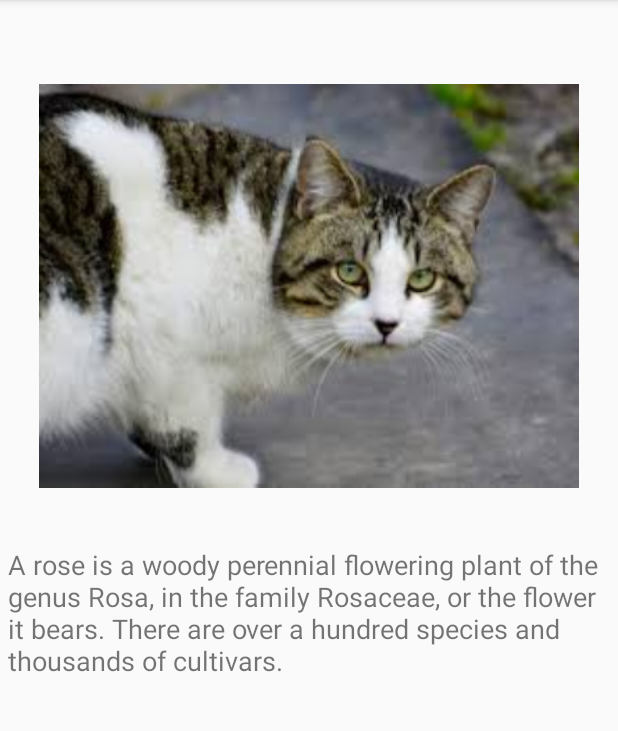
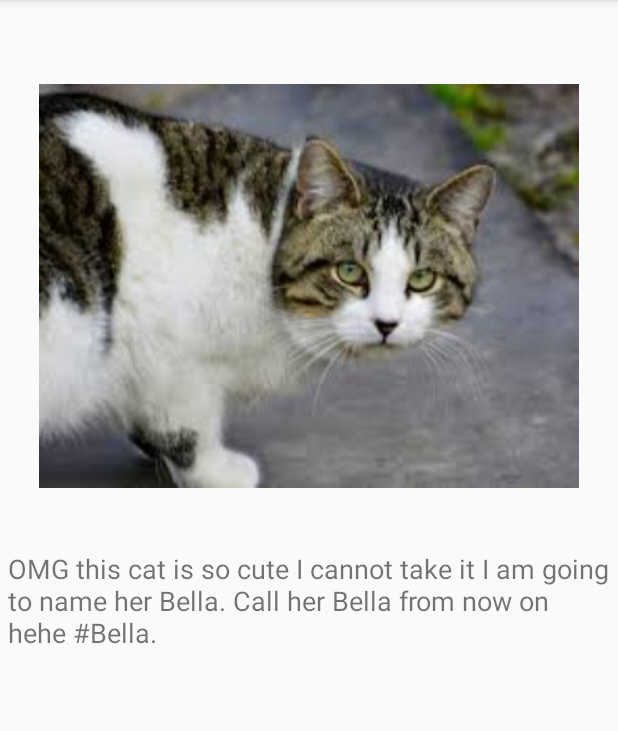
Before and after one commit to tanyhb1/YSC3237FinalProject, an Android app: the screen it shows after launch (DetailActivity), after a tap on "Rose", on a phone screen of 412 x 824 dp, the part 84-815 px from its top. Run offline under Robolectric (Android 15) with nearby library versions, the phone set to English and light mode, and no system bars; our stand-ins replace navigation-ui.

Commit message:
Added textivew for description of cats and filled demo description for all cats

```diff
--- a/app/src/main/java/com/ysc3237/snapcat/ui/Catsfeed/CatsfeedFragment.kt
+++ b/app/src/main/java/com/ysc3237/snapcat/ui/Catsfeed/CatsfeedFragment.kt
@@ -31,53 +31,53 @@ class CatsfeedFragment : Fragment() {
         mCatList = ArrayList()
 
         mCatData = CatData(
-            "Rose", getString(com.ysc3237.snapcat.R.string.description_flower_rose),
+            "Rose", getString(com.ysc3237.snapcat.R.string.description_cat_rose),
             com.ysc3237.snapcat.R.drawable.cat1
         )
 
         mCatList.add(mCatData)
         mCatData = CatData(
-            "Carnation", getString(com.ysc3237.snapcat.R.string.description_flower_carnation),
+            "Carnation", getString(com.ysc3237.snapcat.R.string.description_cat_carnation),
             com.ysc3237.snapcat.R.drawable.cat2
         )
         mCatList.add(mCatData)
         mCatData = CatData(
-            "Tulip", getString(com.ysc3237.snapcat.R.string.description_flower_tulip),
+            "Tulip", getString(com.ysc3237.snapcat.R.string.description_cat_tulip),
             com.ysc3237.snapcat.R.drawable.cat3
         )
         mCatList.add(mCatData)
         mCatData = CatData(
-            "Daisy", getString(com.ysc3237.snapcat.R.string.description_flower_daisy),
+            "Daisy", getString(com.ysc3237.snapcat.R.string.description_cat_daisy),
             com.ysc3237.snapcat.R.drawable.cat4
         )
         mCatList.add(mCatData)
         mCatData = CatData(
-            "Sunflower", getString(com.ysc3237.snapcat.R.string.description_flower_sunflower),
+            "Sunflower", getString(com.ysc3237.snapcat.R.string.description_cat_sunflower),
             com.ysc3237.snapcat.R.drawable.cat5
         )
         mCatList.add(mCatData)
         mCatData = CatData(
-            "Daffodil", getString(com.ysc3237.snapcat.R.string.description_flower_daffodil),
+            "Daffodil", getString(com.ysc3237.snapcat.R.string.description_cat_daffodil),
             com.ysc3237.snapcat.R.drawable.cat6
         )
         mCatList.add(mCatData)
         mCatData = CatData(
-            "Gerbera", getString(com.ysc3237.snapcat.R.string.description_flower_gerbera),
+            "Gerbera", getString(com.ysc3237.snapcat.R.string.description_cat_gerbera),
             com.ysc3237.snapcat.R.drawable.cat7
         )
         mCatList.add(mCatData)
         mCatData = CatData(
-            "Orchid", getString(com.ysc3237.snapcat.R.string.description_flower_orchid),
+            "Orchid", getString(com.ysc3237.snapcat.R.string.description_cat_orchid),
             com.ysc3237.snapcat.R.drawable.cat8
         )
         mCatList.add(mCatData)
         mCatData = CatData(
-            "Iris", getString(com.ysc3237.snapcat.R.string.description_flower_iris),
+            "Iris", getString(com.ysc3237.snapcat.R.string.description_cat_iris),
             com.ysc3237.snapcat.R.drawable.cat9
         )
         mCatList.add(mCatData)
         mCatData = CatData(
-            "Lilac", getString(com.ysc3237.snapcat.R.string.description_flower_lilac),
+            "Lilac", getString(com.ysc3237.snapcat.R.string.description_cat_lilac),
             com.ysc3237.snapcat.R.drawable.cat1
         )
         mCatList.add(mCatData)
--- a/app/src/main/java/com/ysc3237/snapcat/ui/home/HomeViewModel.kt
+++ /dev/null
@@ -1,13 +0,0 @@
-package com.ysc3237.snapcat.ui.home
-
-import androidx.lifecycle.LiveData
-import androidx.lifecycle.MutableLiveData
-import androidx.lifecycle.ViewModel
-
-class HomeViewModel : ViewModel() {
-
-    private val _text = MutableLiveData<String>().apply {
-        value = "This is Home Fragment"
-    }
-    val text: LiveData<String> = _text
-}
--- a/app/src/main/res/values/strings.xml
+++ b/app/src/main/res/values/strings.xml
@@ -10,15 +10,15 @@
     <string name="title_activity_photo">PhotoActivity</string>
     <string name="take_photo">Take Photo</string>
     <string name="takes_picture">takes picture</string>
-    <string name="description_flower_rose">A rose is a woody perennial flowering plant of the genus Rosa, in the family Rosaceae, or the flower it bears. There are over a hundred species and thousands of cultivars.</string>
-    <string name="description_flower_carnation">Dianthus caryophyllus, the carnation or clove pink, is a species of Dianthus. It is probably native to the Mediterranean region but its exact range is unknown due to extensive cultivation for the last 2,000 years.</string>
-    <string name="description_flower_tulip">Tulips form a genus of spring-blooming perennial herbaceous bulbiferous geophytes. The flowers are usually large, showy and brightly coloured, generally red yellow or white.</string>
-    <string name="description_flower_daisy">Bellis perennis is a common European species of daisy, of the Asteraceae family, often considered the archetypal species of that name.</string>
-    <string name="description_flower_sunflower">Helianthus or sunflower L. is a genus of plants comprising about 70 species in the family Asteraceae. The genus is one of many in the Asteraceae that are known as sunflowers.</string>
-    <string name="description_flower_daffodil">Narcissus is a genus of predominantly spring perennial plants in the Amaryllidaceae family. Various common names including daffodil, daffadowndilly, narcissus, and jonquil are used to describe all or some members of the genus.</string>
-    <string name="description_flower_gerbera">Gerbera L. is a genus of plants in the Asteraceae. It was named in honour of German botanist and medical doctor Traugott Gerber | who travelled extensively in Russia and was a friend of Carl Linnaeus.</string>
-    <string name="description_flower_orchid">The Orchidaceae are a diverse and widespread family of flowering plants, with blooms that are often colourful and fragrant, commonly known as the orchid family. Along with the Asteraceae, they are one of the two largest families of flowering plants.</string>
-    <string name="description_flower_iris">Irises are perennial plants, growing from creeping rhizomes (rhizomatous irises) or, in drier climates, from bulbs (bulbous irises). They have long, erect flowering stems which may be simple or branched, solid or hollow, and flattened or have a circular cross-section.</string>
-    <string name="description_flower_lilac">Syringa is a genus of 12 currently recognized species of flowering woody plants in the olive family, native to woodland and scrub from southeastern Europe to eastern Asia, and widely and commonly cultivated in temperate areas elsewhere.</string>
+    <string name="description_cat_rose">OMG this cat is so cute I cannot take it I am going to name her  Bella. Call her Bella from now on hehe #Bella. </string>
+    <string name="description_cat_carnation">OMMMMGGGG LOOK AT HOW CUTE THEY ARRRRRREEEEE!! It is kinda cold :( and this cat is covering its friend AWWWWWWWWWWWW</string>
+    <string name="description_cat_tulip">Check out this badass cat LOOOOL he just stayed still with his grumpy face as I put the camera cloe to him. I am dying </string>
+    <string name="description_cat_daisy">A Gang of cats hanging around Tanjong Pagar! Catch them up soon if you need some cat energy #catlovers</string>
+    <string name="description_cat_sunflower">OMG this cat is so cute I cannot take it I am going to name him Jafaar. Call him Jafaar from now on hehe #Jafaar.</string>
+    <string name="description_cat_daffodil">OMG this cat is so cute I cannot take it I am going to name her  Simba. Call her Simba from now on hehe #Simba.</string>
+    <string name="description_cat_gerbera">A Gang of cats hanging around Tanjong Pagar! Catch them up soon if you need some cat energy #catlover</string>
+    <string name="description_cat_orchid">These two cats were having a cute wrestle and then shared a muffin I gave to them #cute #catswrestle #lovecats</string>
+    <string name="description_cat_iris">IOMMMMGGGG LOOK AT HOW CUTE THEY ARRRRRREEEEE! I really cannot take it I want to take them all back home :(((((((((((((((</string>
+    <string name="description_cat_lilac"> This car looks sick! Anyone knows who to contact for street cat care? :(((((( #helpcats</string>
     <string name="textview">TextView</string>
 </resources>
```
